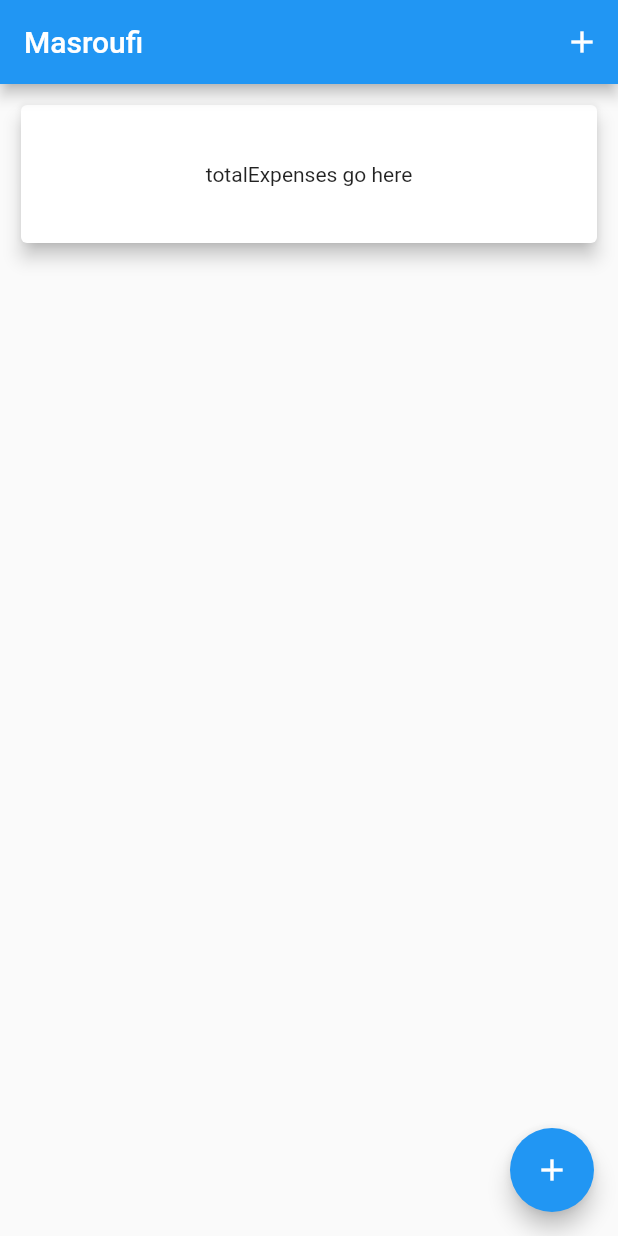
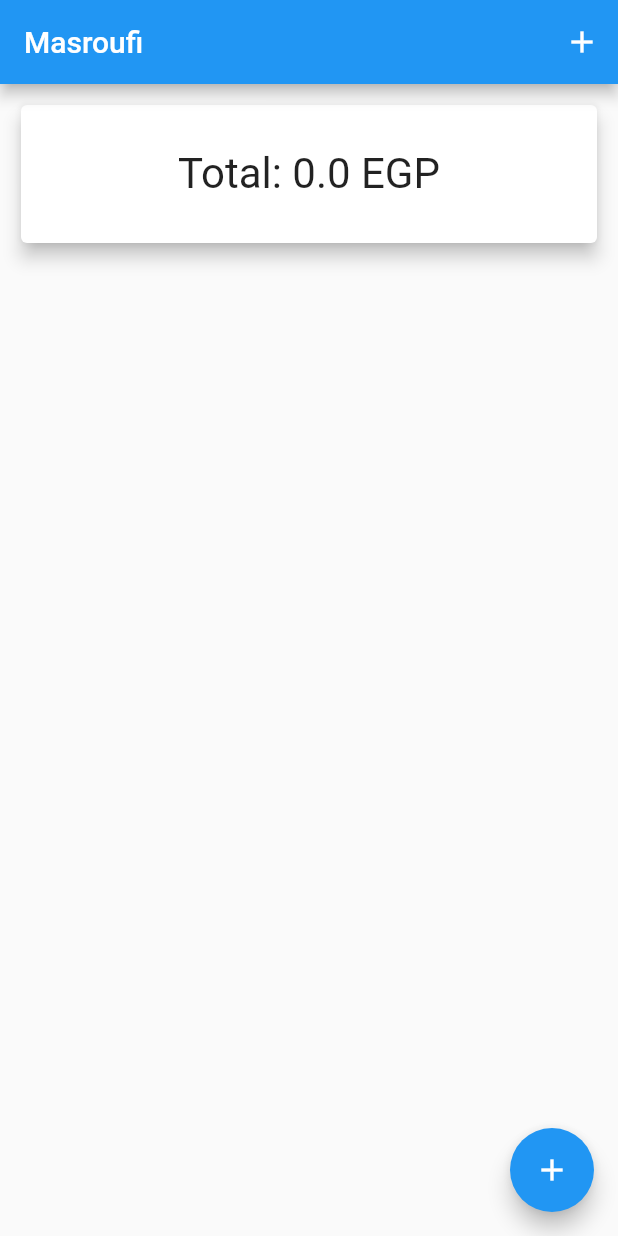
Before and after one commit to abdelrahmankhaled2001/masroufi, a Flutter app: the screen it shows after launch, on a phone screen of 412 x 824 dp. Run offline on Flutter 3.47's test engine with Material 2 defaults, Android fonts, the phone set to English and light mode, and no system bars.

Commit message:
Added calculation of total expenses

```diff
--- a/lib/main.dart
+++ b/lib/main.dart
@@ -2,6 +2,7 @@ import 'package:flutter/material.dart';
 import 'package:masroufi/Expense.dart';
 import 'package:masroufi/ex_list_widget.dart';
 import 'package:masroufi/new_ex_widget.dart';
+import 'package:masroufi/total_widget.dart';
 
 final List<Expense> allexpenses = [
   Expense(
@@ -17,7 +18,7 @@ final List<Expense> allexpenses = [
     date: DateTime.now(),
   )
 ];
-
+double totalExpenses = 0;
 void main() {
   runApp(const MyApp());
 }
@@ -61,13 +62,7 @@ class _MyHomePageState extends State<MyHomePage> {
       ),
       body: Column(
         children: [
-          Container(
-              width: double.infinity,
-              height: 100,
-              margin: const EdgeInsets.all(10),
-              child: const Card(
-                  elevation: 5,
-                  child: Center(child: Text('totalExpenses go here')))),
+          TotalWidget(totalExpenses: totalExpenses),
           ExListWidget(lex: expenseList, removeFunc: removeExpense)
         ],
       ),
@@ -87,11 +82,14 @@ class _MyHomePageState extends State<MyHomePage> {
           id: DateTime.now().toString(), title: t, amount: a, date: date);
       expenseList.add(e);
       Navigator.of(context).pop();
+      totalExpenses += a;
     });
   }
 
   void removeExpense({required String id}) {
     setState(() {
+      totalExpenses -=
+          expenseList.firstWhere((element) => element.id == id).amount;
       expenseList.removeWhere((element) => element.id == id);
     });
   }
--- /dev/null
+++ b/lib/total_widget.dart
@@ -0,0 +1,20 @@
+import 'package:flutter/material.dart';
+
+class TotalWidget extends StatelessWidget {
+  final double totalExpenses;
+  const TotalWidget({super.key, required this.totalExpenses});
+  @override
+  Widget build(BuildContext context) {
+    return Container(
+        width: double.infinity,
+        height: 100,
+        margin: const EdgeInsets.all(10),
+        child: Card(
+            elevation: 5,
+            child: Center(
+                child: Text(
+              "Total: $totalExpenses EGP",
+              textScaleFactor: 2,
+            ))));
+  }
+}
```
